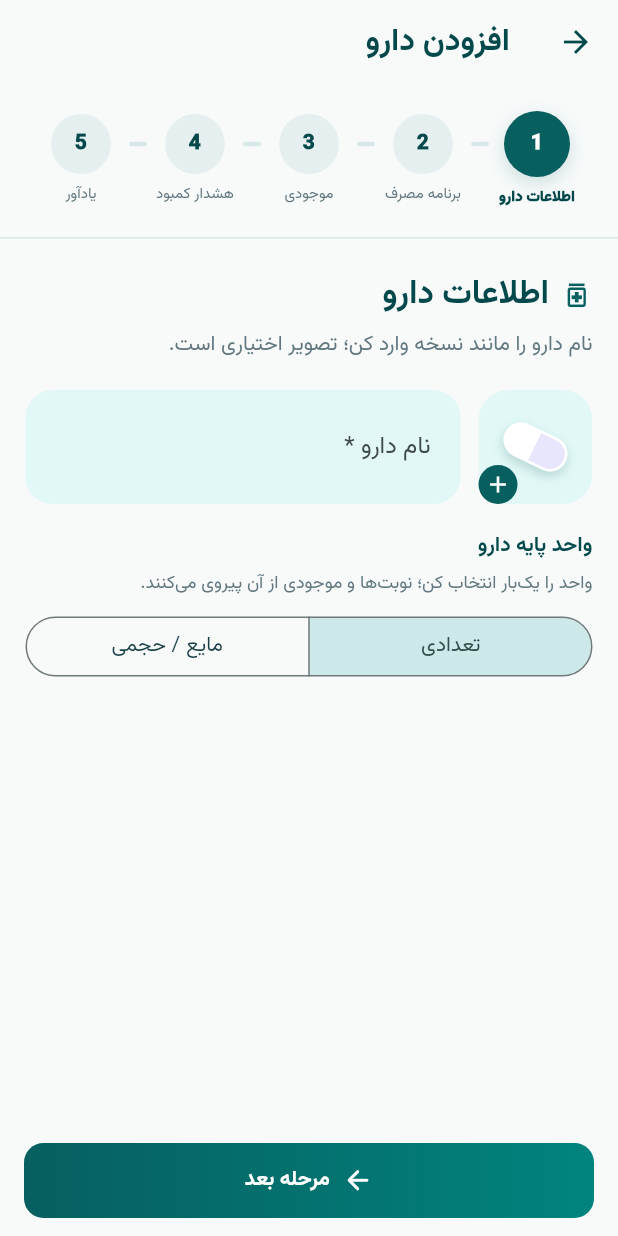
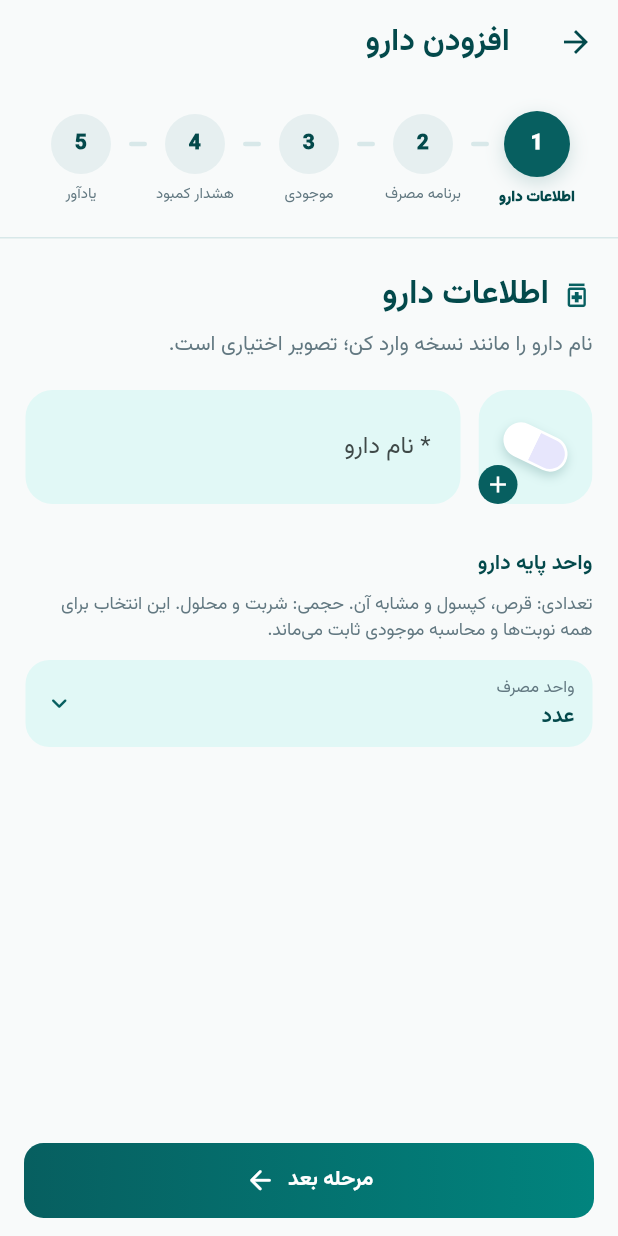
Before and after one commit to AmirSheikhloo/medication-companion, a Flutter app: the _MedicationEntryScreen screen opened directly with empty values, on a phone screen of 412 x 824 dp. Run offline on Flutter 3.47's test engine with Material 3 defaults, Android fonts, the phone set to English and light mode, and no system bars; our stand-ins replace drift, drift_flutter, flutter_local_notifications, flutter_timezone, image_picker, material_ui and 5 more; missing offline and left inert: dart:ffi, sqlite3; accounts and stored records are empty; generated files the repository leaves out were written again.

Commit message:
feat: exact medication-unit conversion, calibrated spoons, independent alarm and wizard polish

```diff
--- a/apps/mobile/lib/core/ui/redesign_widgets.dart
+++ b/apps/mobile/lib/core/ui/redesign_widgets.dart
@@ -76,13 +76,14 @@ class MedicineArtwork extends StatelessWidget {
 
 class AppGradientButton extends StatelessWidget {
   const AppGradientButton({super.key, required this.label, required this.icon, required this.onPressed,
-    this.light = false, this.height = 48});
+    this.light = false, this.height = 48, this.iconAfterLabel = false});
 
   final String label;
   final IconData icon;
   final VoidCallback? onPressed;
   final bool light;
   final double height;
+  final bool iconAfterLabel;
 
   @override
   Widget build(BuildContext context) => Opacity(
@@ -103,12 +104,18 @@ class AppGradientButton extends StatelessWidget {
           child: Row(
             mainAxisAlignment: MainAxisAlignment.center,
             children: [
-              Icon(icon, size: 21, color: light ? AppColors.primaryDark : Colors.white),
-              const SizedBox(width: 8),
+              if (!iconAfterLabel) ...[
+                Icon(icon, size: 21, color: light ? AppColors.primaryDark : Colors.white),
+                const SizedBox(width: 8),
+              ],
               Flexible(child: Text(label, style: TextStyle(
                 color: light ? AppColors.primaryDark : Colors.white,
                 fontWeight: FontWeight.w800, fontSize: 14),
                 maxLines: 1, overflow: TextOverflow.ellipsis)),
+              if (iconAfterLabel) ...[
+                const SizedBox(width: 8),
+                Icon(icon, size: 21, color: light ? AppColors.primaryDark : Colors.white),
+              ],
             ],
           ),
         ),
--- a/apps/mobile/lib/features/medications/data/medication_setup_repository.dart
+++ b/apps/mobile/lib/features/medications/data/medication_setup_repository.dart
@@ -11,12 +11,18 @@ import '../../../core/storage/app_database.dart';
 /// allowing typed dosage amounts to be associated with immutable plan IDs.
 /// No stock movement is inferred from legacy free-text descriptions.
 class ScheduledQuantity {
-  const ScheduledQuantity({required this.milliunits, required this.unit});
+  const ScheduledQuantity({required this.milliunits, required this.unit,
+    this.calibratedMlMilliunits});
 
   final int milliunits;
   final String unit;
+  final int? calibratedMlMilliunits;
 
-  Map<String, Object> toJson() => {'amount': milliunits, 'unit': unit};
+  Map<String, Object> toJson() => {
+    'amount': milliunits, 'unit': unit,
+    if (calibratedMlMilliunits != null)
+      'calibratedMlMilliunits': calibratedMlMilliunits!,
+  };
 
   static ScheduledQuantity? fromJson(Object? source) {
     if (source is! Map) return null;
@@ -26,30 +32,69 @@ class ScheduledQuantity {
         unit is! String || !MedicationUnits.supported.contains(unit)) {
       return null;
     }
-    return ScheduledQuantity(milliunits: quantity, unit: unit);
+    final calibration = source['calibratedMlMilliunits'];
+    if (unit == MedicationUnits.dessertSpoon &&
+        (calibration is! int || calibration <= 0 || calibration > 30000)) {
+      return null;
+    }
+    return ScheduledQuantity(milliunits: quantity, unit: unit,
+      calibratedMlMilliunits: calibration is int ? calibration : null);
   }
 }
 
 abstract final class MedicationUnits {
-  static const count = ['عدد', 'ورق', 'بسته'];
-  static const liquid = ['میلی‌لیتر', 'سی‌سی', 'لیتر'];
-  static const supported = [...count, ...liquid];
+  static const dessertSpoon = 'قاشق مرباخوری مدرج';
+  static const teaSpoon = 'قاشق چای‌خوری مدرج';
+  static const tableSpoon = 'قاشق غذاخوری مدرج';
+  static const count = ['عدد', 'قرص', 'کپسول', 'ساشه', 'شیاف',
+    'چسب دارویی', 'پاف', 'اسپری', 'قطره', 'آمپول', 'ویال', 'ورق', 'بسته'];
+  static const liquid = ['میلی‌لیتر', 'سی‌سی', 'لیتر',
+    teaSpoon, dessertSpoon, tableSpoon, 'ml'];
+  static const mass = ['گرم', 'میلی‌گرم'];
+  static const supported = [...count, ...liquid, ...mass];
+  static const selectable = ['عدد', 'قرص', 'کپسول', 'ساشه', 'شیاف',
+    'چسب دارویی', 'پاف', 'اسپری', 'قطره', 'آمپول', 'ویال',
+    'میلی‌لیتر', teaSpoon, dessertSpoon, tableSpoon, ...mass];
 
   static bool isLiquid(String unit) => liquid.contains(unit);
+  static bool isStripCount(String unit) =>
+      const ['عدد', 'قرص', 'کپسول'].contains(unit);
+  static bool requiresWhole(String unit) => const [
+    'قطره', 'پاف', 'اسپری', 'چسب دارویی', 'آمپول', 'ویال',
+  ].contains(unit);
+  static String stockUnitForDose(String unit) =>
+      isLiquid(unit) ? 'میلی‌لیتر' : unit;
 
-  /// Convert only exact, dimensionally meaningful amounts. A strip is not a
-  /// tablet: never guess how many tablets a user's strip contains.
+  static int? _mlFactor(ScheduledQuantity dose) => switch (dose.unit) {
+    'میلی‌لیتر' || 'سی‌سی' || 'ml' => 1000,
+    'لیتر' => 1000000,
+    teaSpoon => 5000,
+    tableSpoon => 15000,
+    dessertSpoon => dose.calibratedMlMilliunits,
+    _ => null,
+  };
+
+  // Exact arithmetic; no guessed drop volume or concentration conversion.
   static int? toPackageMilliunits(ScheduledQuantity dose, String packageUnit) {
-    if (dose.unit == packageUnit) return dose.milliunits;
-    if (!isLiquid(dose.unit) || !isLiquid(packageUnit)) return null;
-    final doseMillilitres = dose.unit == 'لیتر'
-        ? dose.milliunits * 1000
-        : dose.milliunits;
-    if (packageUnit == 'لیتر') {
-      if (doseMillilitres % 1000 != 0) return null;
-      return doseMillilitres ~/ 1000;
+    if (dose.milliunits <= 0 || dose.milliunits > 999999999 ||
+        (requiresWhole(dose.unit) && dose.milliunits % 1000 != 0)) {
+      return null;
     }
-    return doseMillilitres;
+    if (dose.unit == packageUnit) {
+      return dose.unit == dessertSpoon ? null : dose.milliunits;
+    }
+    final factor = _mlFactor(dose);
+    if (factor == null || factor <= 0 ||
+        (dose.unit == dessertSpoon && factor > 30000)) return null;
+    final numerator = dose.milliunits * factor;
+    final divisor = switch (packageUnit) {
+      'میلی‌لیتر' || 'سی‌سی' || 'ml' => 1000,
+      'لیتر' => 1000000,
+      _ => 0,
+    };
+    if (divisor == 0 || numerator % divisor != 0) return null;
+    final result = numerator ~/ divisor;
+    return result > 0 && result <= 999999999 ? result : null;
   }
 }
 
--- a/apps/mobile/lib/features/medications/presentation/medication_entry_sheet.dart
+++ b/apps/mobile/lib/features/medications/presentation/medication_entry_sheet.dart
@@ -150,13 +150,34 @@ class _MedicationEntryScreenState extends State<_MedicationEntryScreen> {
   final Map<int, int> _knownTabletsPerStrip = {};
   String _calculatorVolumeUnit = 'میلی‌لیتر';
   late String _baseUnit;
+  final _spoonVolume = TextEditingController();
+  String get _stockUnit => _editing
+    ? widget.initialBaseUnit ?? MedicationUnits.stockUnitForDose(_baseUnit)
+    : MedicationUnits.stockUnitForDose(_baseUnit);
+
+  int? get _calibratedVolume {
+    if (_baseUnit != MedicationUnits.dessertSpoon) return null;
+    try {
+      final value = StockQuantity.parsePositive(_spoonVolume.text);
+      return value <= 30000 ? value : null;
+    } catch (_) { return null; }
+  }
 
   void _setBaseUnit(String unit) {
     if (_editing) { return; }
     setState(() {
+      if (_baseUnit == unit) return;
       _baseUnit = unit;
-      for (final slot in _slots) { slot.unit = unit; }
-      for (final pack in _packages) { pack.unit = unit; }
+      _spoonVolume.clear();
+      for (final slot in _slots) {
+        slot.unit = unit;
+        slot.amount.clear();
+      }
+      for (final pack in _packages) {
+        pack.unit = _stockUnit;
+        pack.quantity.clear();
+      }
+      _lowStock.clear();
       _calculatorPackage = null;
       _knownTabletsPerStrip.clear();
     });
@@ -191,17 +212,23 @@ class _MedicationEntryScreenState extends State<_MedicationEntryScreen> {
                 : StockQuantity.format(slot.quantity!.milliunits),
             unit: slot.quantity?.unit ?? 'عدد',
           )];
-    _baseUnit = widget.initialBaseUnit ??
-      (initial != null && initial.isNotEmpty
-        ? initial.first.quantity?.unit : null) ?? 'عدد';
-    for (final slot in _slots) { slot.unit = _baseUnit; }
+    _baseUnit = (initial != null && initial.isNotEmpty
+        ? initial.first.quantity?.unit : null) ??
+        widget.initialBaseUnit ?? 'عدد';
+    if (initial != null && initial.isNotEmpty) {
+      final calibration = initial.first.quantity?.calibratedMlMilliunits;
+      if (calibration != null) {
+        _spoonVolume.text = StockQuantity.format(calibration);
+      }
+    }
     if (!_editing) {
-      _packages.add(_PackageEditor(number: 1, unit: _baseUnit));
+      _packages.add(_PackageEditor(number: 1, unit: _stockUnit));
     }
   }
 
   @override
   void dispose() {
+    _spoonVolume.dispose();
     _name.dispose();
     _reminderNote.dispose();
     _lowStock.dispose();
@@ -259,7 +286,7 @@ class _MedicationEntryScreenState extends State<_MedicationEntryScreen> {
   void _addPackage() {
     setState(() => _packages.add(_PackageEditor(
       number: (_packages.isEmpty ? 0 : _packages.last.number) + 1,
-      unit: _baseUnit,
+      unit: _stockUnit,
     )));
   }
 
@@ -339,8 +366,12 @@ class _MedicationEntryScreenState extends State<_MedicationEntryScreen> {
       return;
     }
     final packages = <MedicationPackageDraft>[];
-    for (final slot in _slots) { slot.unit = _baseUnit; }
-    for (final pack in _packages) { pack.unit = _baseUnit; }
+    for (final pack in _packages) { pack.unit = _stockUnit; }
+    if (_baseUnit == MedicationUnits.dessertSpoon &&
+        _calibratedVolume == null) {
+      _showError('ظرفیت مدرج قاشق را بر حسب میلی‌لیتر وارد کن.');
+      return;
+    }
     if (!_editing) {
       for (var index = 0; index < _packages.length; index++) {
         final item = _packages[index];
@@ -392,7 +423,12 @@ class _MedicationEntryScreenState extends State<_MedicationEntryScreen> {
         _showError('مقدار مصرف هر نوبت باید عددی مثبت باشد.');
         return;
       }
-      final dose = ScheduledQuantity(milliunits: quantity, unit: item.unit);
+      final dose = ScheduledQuantity(milliunits: quantity,
+        unit: _baseUnit, calibratedMlMilliunits: _calibratedVolume);
+      if (MedicationUnits.toPackageMilliunits(dose, _stockUnit) == null) {
+        _showError('مقدار یا واحد نوبت با موجودی سازگار نیست.');
+        return;
+      }
       if (_editing && widget.initialBaseUnit != null &&
           MedicationUnits.toPackageMilliunits(dose,
             widget.initialBaseUnit!) == null) {
@@ -410,7 +446,7 @@ class _MedicationEntryScreenState extends State<_MedicationEntryScreen> {
         time: TimeOfDay(hour: minuteOfDay ~/ 60,
           minute: minuteOfDay % 60),
         quantity: dose,
-        dose: '${StockQuantity.format(quantity)} ${item.unit}',
+        dose: '${StockQuantity.format(quantity)} $_baseUnit',
       ));
     }
     if (_reminderNote.text.trim().length > 500) {
@@ -459,6 +495,7 @@ class _MedicationEntryScreenState extends State<_MedicationEntryScreen> {
   Widget _packageCard(int index) {
     final item = _packages[index];
     final liquid = MedicationUnits.isLiquid(item.unit);
+    final canCalculate = liquid || MedicationUnits.isStripCount(item.unit);
     final calc = _calculatorPackage == index;
     final stripCount = int.tryParse(PersianDate.latinDigits(_strips.text));
     int totalMilliunits = 0;
@@ -491,13 +528,13 @@ class _MedicationEntryScreenState extends State<_MedicationEntryScreen> {
         const SizedBox(height: 9),
         Padding(
           padding: const EdgeInsets.symmetric(vertical: 4),
-          child: Text('واحد پایه: $_baseUnit',
+          child: Text('واحد موجودی: $_stockUnit',
             style: const TextStyle(color: AppColors.muted,
               fontSize: 12, fontWeight: FontWeight.w700))),
         const SizedBox(height: 12),
         Row(children: [
           Expanded(flex: 3, child: _numberField(item.quantity,
-            label: 'مقدار موجودی *', hint: liquid ? 'مثلاً 1000' : 'مثلاً 100',
+            label: '* مقدار موجودی', hint: liquid ? 'مثلاً 1000' : 'مثلاً 100',
             keyName: 'med-stock-${index + 1}')),
           const SizedBox(width: 8),
           Container(
@@ -505,12 +542,12 @@ class _MedicationEntryScreenState extends State<_MedicationEntryScreen> {
               horizontal: 15, vertical: 16),
             decoration: BoxDecoration(color: AppColors.mint,
               borderRadius: BorderRadius.circular(14)),
-            child: Text(_baseUnit,
+            child: Text(_stockUnit,
               style: const TextStyle(
                 color: AppColors.primaryDark,
                 fontWeight: FontWeight.w800))),
         ]),
-        ...[
+        if (canCalculate) ...[
           const SizedBox(height: 9),
           FilledButton.tonalIcon(onPressed: () =>
               setState(() => _calculatorPackage = calc ? null : index),
@@ -555,7 +592,7 @@ class _MedicationEntryScreenState extends State<_MedicationEntryScreen> {
             } : null, child: Text(!calculatorValid
               ? 'مقدار معتبر وارد کن'
               : 'اعمال ${StockQuantity.format(totalMilliunits)} '
-                '${liquid ? 'میلی‌لیتر' : 'عدد'}')),
+                '$_stockUnit')),
           ],
         ],
         const SizedBox(height: 8),
@@ -650,18 +687,18 @@ class _MedicationEntryScreenState extends State<_MedicationEntryScreen> {
       const SizedBox(height: 10),
       Row(children: [
         Expanded(flex: 3, child: _numberField(slot.amount,
-          label: 'مقدار مصرف این نوبت *', hint: 'مثلاً 1',
+          label: '* مقدار مصرف این نوبت', hint: 'مثلاً 1',
           keyName: 'med-dose-${index + 1}')),
         const SizedBox(width: 8),
-        Container(
+        Flexible(flex: 2, child: Container(
           padding: const EdgeInsets.symmetric(
-            horizontal: 13, vertical: 15),
+            horizontal: 10, vertical: 15),
           decoration: BoxDecoration(color: AppColors.mint,
             borderRadius: BorderRadius.circular(14)),
-          child: Text(_baseUnit,
+          child: Text(_baseUnit, textAlign: TextAlign.center,
             style: const TextStyle(
               color: AppColors.primaryDark,
-              fontWeight: FontWeight.w800))),
+              fontWeight: FontWeight.w800)))),
       ]),
     ]));
   }
@@ -670,6 +707,11 @@ class _MedicationEntryScreenState extends State<_MedicationEntryScreen> {
   bool _validateCurrent() {
     if (_currentStep == 0 && _name.text.trim().isEmpty) {
       _showError('نام دارو را وارد کن.');
+      return false;
+    }
+    if (_currentStep == 0 && _baseUnit == MedicationUnits.dessertSpoon &&
+        _calibratedVolume == null) {
+      _showError('ظرفیت واقعی مدرج قاشق را وارد کن.');
       return false;
     }
     if (_currentStep == 1) {
@@ -877,7 +919,7 @@ class _MedicationEntryScreenState extends State<_MedicationEntryScreen> {
           textAlignVertical: TextAlignVertical.center,
           decoration: InputDecoration(
             filled: true, fillColor: AppColors.mint,
-            labelText: 'نام دارو *', hintText: 'مثلاً استامینوفن 500',
+            labelText: '* نام دارو', hintText: 'مثلاً استامینوفن 500',
             counterText: '',
             border: OutlineInputBorder(borderRadius:
               BorderRadius.circular(18), borderSide: BorderSide.none),
@@ -887,24 +929,48 @@ class _MedicationEntryScreenState extends State<_MedicationEntryScreen> {
         ))),
       ]),
       _nameSuggestions(),
-      const SizedBox(height: 18),
+      const SizedBox(height: 30),
       const Text('واحد پایه دارو', style: TextStyle(
         fontWeight: FontWeight.w800, color: AppColors.primaryDark)),
-      const SizedBox(height: 6),
-      Text(_editing
-        ? 'واحد این دارو برای حفظ سوابق قابل تغییر نیست.'
-        : 'واحد را یک‌بار انتخاب کن؛ نوبت‌ها و موجودی از آن پیروی می‌کنند.',
-        style: const TextStyle(color: AppColors.muted, fontSize: 12)),
-      const SizedBox(height: 10),
-      SegmentedButton<String>(
-        showSelectedIcon: false,
-        segments: const [
-          ButtonSegment(value: 'عدد', label: Text('تعدادی')),
-          ButtonSegment(value: 'میلی‌لیتر', label: Text('مایع / حجمی')),
+      const SizedBox(height: 8),
+      const Text('تعدادی: قرص، کپسول و مشابه آن. حجمی: شربت و محلول. '
+        'این انتخاب برای همه نوبت‌ها و محاسبه موجودی ثابت می‌ماند.',
+        style: TextStyle(color: AppColors.muted, fontSize: 12)),
+      const SizedBox(height: 12),
+      MedicationChoiceField(
+        value: _baseUnit,
+        label: 'واحد مصرف',
+        options: MedicationUnits.selectable,
+        enabled: !_editing,
+        onChanged: _setBaseUnit,
+      ),
+      if (MedicationUnits.isLiquid(_baseUnit)) ...[
+        const SizedBox(height: 9),
+        const Text('موجودی با میلی‌لیتر ثبت می‌شود. ۱ سی‌سی = ۱ میلی‌لیتر. '
+          'فقط از سرنگ یا قاشق مدرج دارو استفاده کن.',
+          style: TextStyle(color: AppColors.muted, fontSize: 12)),
+        if (_baseUnit == MedicationUnits.teaSpoon)
+          const Text('هر قاشق چای‌خوری مدرج: ۵ میلی‌لیتر.'),
+        if (_baseUnit == MedicationUnits.tableSpoon)
+          const Text('هر قاشق غذاخوری مدرج: ۱۵ میلی‌لیتر.'),
+        if (_baseUnit == MedicationUnits.dessertSpoon) ...[
+          const SizedBox(height: 8),
+          _numberField(_spoonVolume,
+            label: '* ظرفیت مدرج هر قاشق (میلی‌لیتر)',
+            hint: 'طبق درجه ابزار مصرف'),
+          const Text('حجم قاشق را از روی درجه ابزار وارد کن؛ '
+            'هیچ ظرفیت پیش‌فرضی فرض نمی‌شود.',
+            style: TextStyle(color: AppColors.muted, fontSize: 12)),
         ],
-        selected: {_baseUnit == 'عدد' ? 'عدد' : 'میلی‌لیتر'},
-        onSelectionChanged: _editing ? null :
-          (values) => _setBaseUnit(values.first)),
+      ],
+      if (_baseUnit == 'قطره')
+        const Text('موجودی و مصرف بر حسب تعداد قطره است؛ '
+          'تبدیل خودکار قطره به میلی‌لیتر انجام نمی‌شود.',
+          style: TextStyle(color: AppColors.muted, fontSize: 12)),
+      if (MedicationUnits.mass.contains(_baseUnit))
+        const Text('این واحد برای وزن واقعی قابل‌اندازه‌گیری است، '
+          'نه قدرت دارو یا تبدیل غلظت به حجم.',
+          style: TextStyle(color: AppColors.muted, fontSize: 12)),
     ],
   );
 
@@ -968,7 +1034,7 @@ class _MedicationEntryScreenState extends State<_MedicationEntryScreen> {
         child: _lowStockEnabled
           ? Padding(padding: const EdgeInsets.only(top: 12),
             child: _numberField(_lowStock,
-              label: 'حد هشدار (${_editing ? widget.initialBaseUnit ?? 'عدد' : _packages.first.unit})',
+              label: 'حد هشدار ($_stockUnit)',
               hint: 'مثلاً 20', keyName: 'medication-low-stock-threshold'))
           : const SizedBox.shrink(),
       ),
@@ -979,7 +1045,7 @@ class _MedicationEntryScreenState extends State<_MedicationEntryScreen> {
     if (!value) {
       setState(() {
         if (fullScreen) { _alarm = false; }
-        else { _notify = false; _alarm = false; }
+        else { _notify = false; }
       });
       return;
     }
@@ -994,8 +1060,11 @@ class _MedicationEntryScreenState extends State<_MedicationEntryScreen> {
     setState(() {
       _requestingPermission = false;
       if (granted) {
-        _notify = true;
-        if (fullScreen) _alarm = true;
+        if (fullScreen) {
+          _alarm = true;
+        } else {
+          _notify = true;
+        }
       }
     });
     if (!granted) {
@@ -1021,7 +1090,7 @@ class _MedicationEntryScreenState extends State<_MedicationEntryScreen> {
       const Divider(color: AppColors.outline),
       SwitchListTile.adaptive(
         contentPadding: EdgeInsets.zero,
-        title: const Text('هشدار تمام‌صفحه'),
+        title: const Text('زنگ هشدار (آلارم تمام‌صفحه)'),
         subtitle: const Text('در صورت پشتیبانی گوشی و داشتن مجوز'),
         value: _alarm,
         onChanged: _requestingPermission ? null
@@ -1094,7 +1163,7 @@ class _MedicationEntryScreenState extends State<_MedicationEntryScreen> {
               : 'مرحله بعد',
           icon: _currentStep == 4
             ? Icons.check_circle_outline : Icons.arrow_forward_rounded,
-          onPressed: _nextStep, height: 50,
+          onPressed: _nextStep, height: 50, iconAfterLabel: true,
         )),
       ]),
     )),
--- a/apps/mobile/lib/features/medications/presentation/medication_home.dart
+++ b/apps/mobile/lib/features/medications/presentation/medication_home.dart
@@ -422,7 +422,7 @@ class _MedicationHomeState extends State<MedicationHome>
         }
       });
     });
-    if (draft.notificationsEnabled) {
+    if (draft.notificationsEnabled || draft.fullScreenAlert) {
       await _activateSavedMedicationReminders();
     }
   }
@@ -515,7 +515,7 @@ class _MedicationHomeState extends State<MedicationHome>
           thresholdMilliunits: draft.lowStockThresholdMilliunits);
       });
     });
-    if (draft.notificationsEnabled) {
+    if (draft.notificationsEnabled || draft.fullScreenAlert) {
       await _activateSavedMedicationReminders();
     }
   }
@@ -1528,7 +1528,7 @@ class _MedicationHomeState extends State<MedicationHome>
               onPressed: _saving ? null :
                 () => _mark(dose, 'takenWithoutStock'),
               icon: const Icon(Icons.inventory_2_outlined, size: 16),
-              label: const Text('مصرف کردم، بدون کسر موجودی',
+              label: const Text('مصرف بدون کسر موجودی',
                 maxLines: 2, textAlign: TextAlign.center),
               style: FilledButton.styleFrom(
                 backgroundColor: const Color(0xFFE4ECEE),
--- a/apps/mobile/lib/features/medications/presentation/medication_package_editor_screen.dart
+++ b/apps/mobile/lib/features/medications/presentation/medication_package_editor_screen.dart
@@ -197,7 +197,8 @@ class _MedicationPackageEditorScreenState
                 labelText: 'دلیل اصلاح موجودی (در صورت تغییر)')),
           ],
           const SizedBox(height: 12),
-          if (existing == null && widget.unit == 'عدد') ...[
+          if (existing == null &&
+              const ['عدد', 'قرص', 'کپسول'].contains(widget.unit)) ...[
             OutlinedButton.icon(
               onPressed: _busy ? null : () =>
                 setState(() => _calculatorOpen = !_calculatorOpen),
--- a/apps/mobile/lib/features/reminders/data/reminder_coordinator.dart
+++ b/apps/mobile/lib/features/reminders/data/reminder_coordinator.dart
@@ -108,7 +108,8 @@ class ReminderCoordinator {
       }
       todaySlots.addAll([
         for (final dose in todayDoses)
-          if (setups[dose.medication.id]?.notificationsEnabled != false)
+          if (setups[dose.medication.id]?.notificationsEnabled != false ||
+              setups[dose.medication.id]?.fullScreenAlert == true)
           ReminderSlot(
             occurrenceKey: dose.occurrenceKey,
             planId: dose.plan.id,
@@ -123,7 +124,8 @@ class ReminderCoordinator {
       ]);
       tomorrowSlots.addAll([
         for (final dose in tomorrowDoses)
-          if (setups[dose.medication.id]?.notificationsEnabled != false)
+          if (setups[dose.medication.id]?.notificationsEnabled != false ||
+              setups[dose.medication.id]?.fullScreenAlert == true)
           ReminderSlot(
             occurrenceKey: dose.occurrenceKey,
             planId: dose.plan.id,
```
